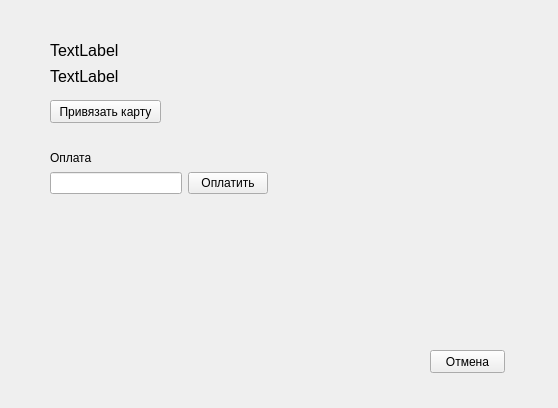
Qt form payment.ui (Helobaka/QtProject) before a commit.
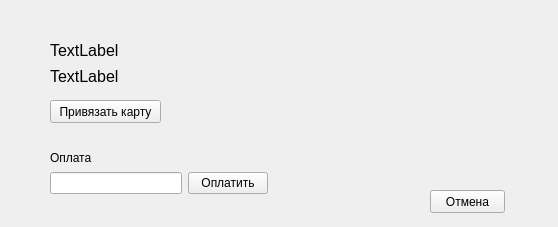
The same form after that commit.

The edit to the form file:
```diff
--- a/payment.ui
+++ b/payment.ui
@@ -7,7 +7,7 @@
     <x>0</x>
     <y>0</y>
     <width>558</width>
-    <height>408</height>
+    <height>227</height>
    </rect>
   </property>
   <property name="windowTitle">
@@ -30,7 +30,7 @@
    <property name="geometry">
     <rect>
      <x>430</x>
-     <y>350</y>
+     <y>190</y>
      <width>75</width>
      <height>23</height>
     </rect>
@@ -39,7 +39,7 @@
     <string>Отмена</string>
    </property>
   </widget>
-  <widget class="QWidget" name="">
+  <widget class="QWidget" name="layoutWidget">
    <property name="geometry">
     <rect>
      <x>50</x>
@@ -75,7 +75,7 @@
     </item>
    </layout>
   </widget>
-  <widget class="QWidget" name="">
+  <widget class="QWidget" name="layoutWidget">
    <property name="geometry">
     <rect>
      <x>50</x>
```
Left out of the diff: 2 changed lines with no effect on the pictures.
